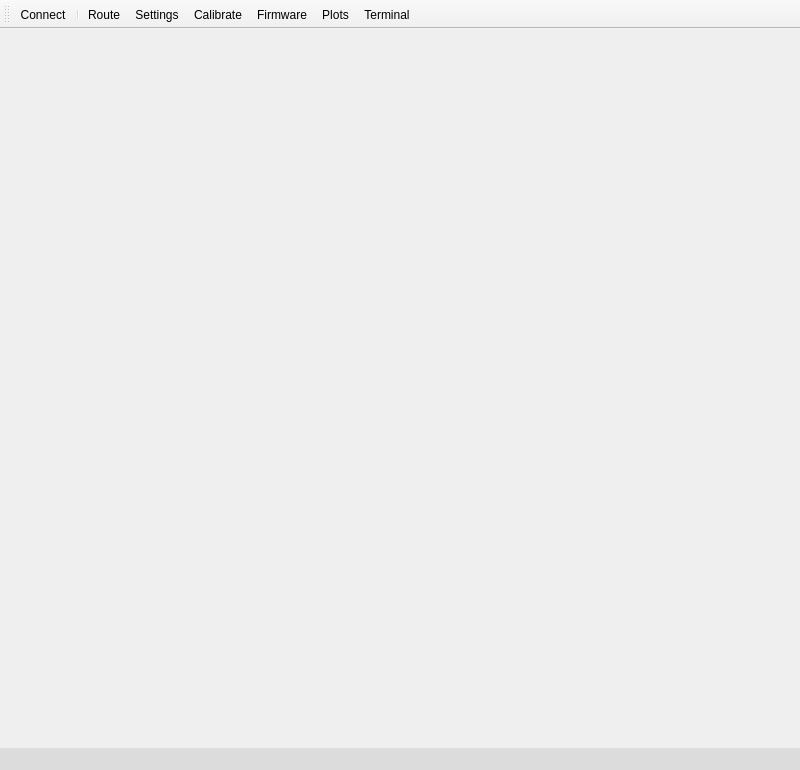
AeroQuad/AeroQuadCommunicator, file AeroQuadCommunicator/communicator.ui: the form before one commit.
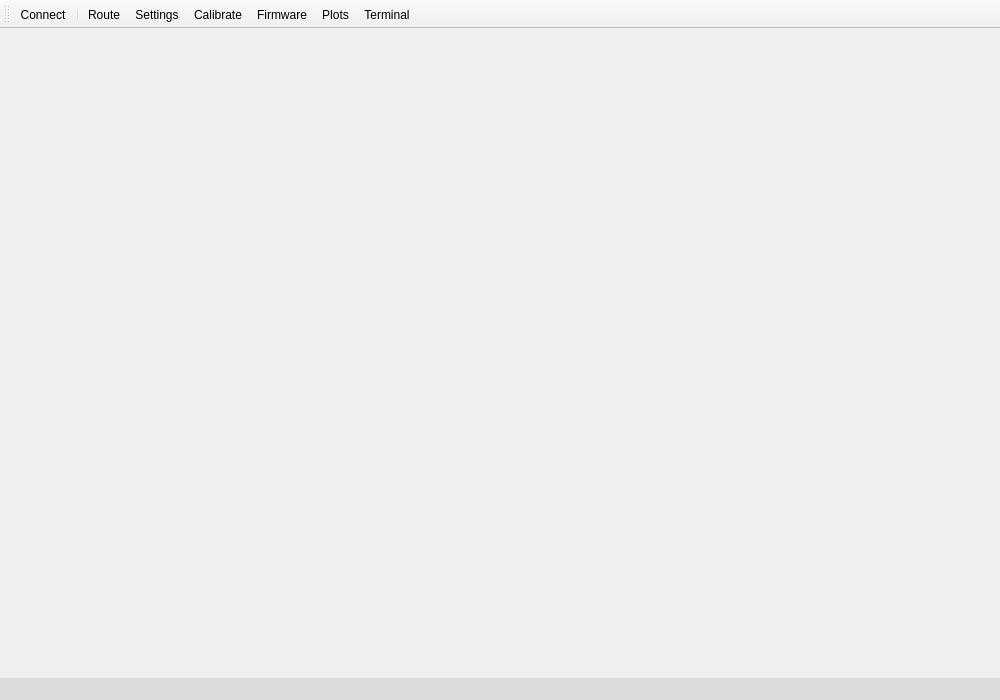
The form after the commit. Icons and pictures are not drawn.

The edit to the form file:
```diff
--- a/AeroQuadCommunicator/communicator.ui
+++ b/AeroQuadCommunicator/communicator.ui
@@ -6,8 +6,8 @@
    <rect>
     <x>0</x>
     <y>0</y>
-    <width>800</width>
-    <height>770</height>
+    <width>1000</width>
+    <height>700</height>
    </rect>
   </property>
   <property name="sizePolicy">
@@ -18,8 +18,8 @@
   </property>
   <property name="minimumSize">
    <size>
-    <width>725</width>
-    <height>725</height>
+    <width>1000</width>
+    <height>700</height>
    </size>
   </property>
   <property name="windowTitle">
```
Left out of the diff: 2 changed lines with no effect on the pictures.
